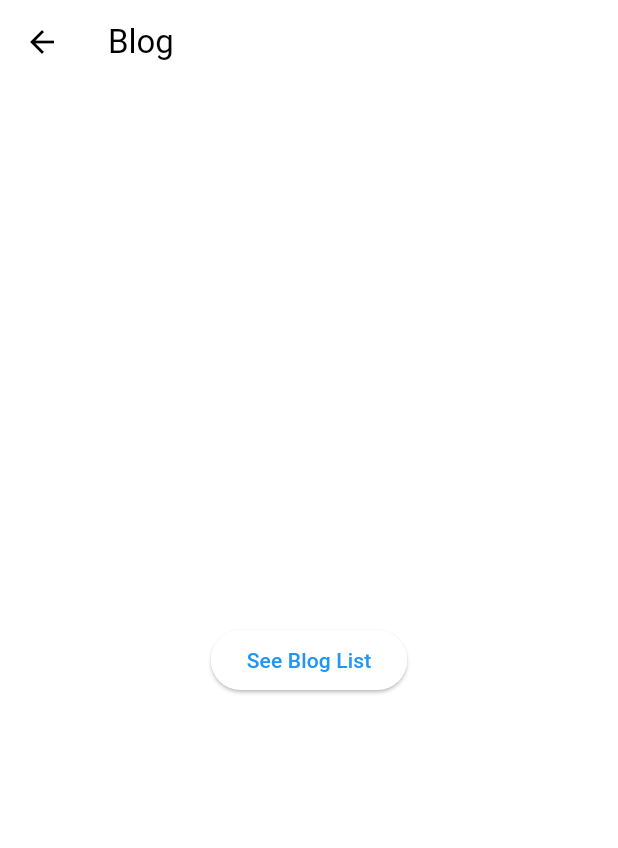
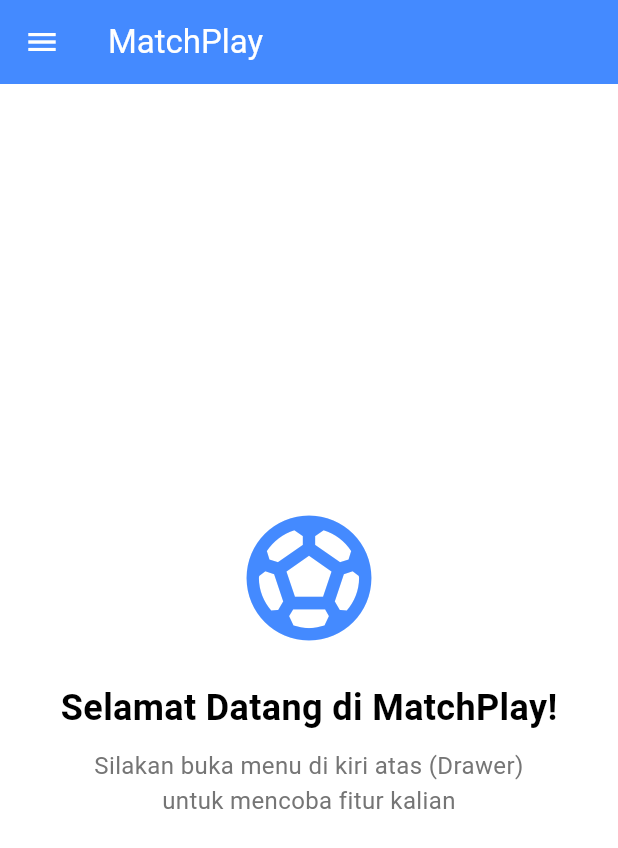
Before and after one commit to PBP-E07/matchplay_flutter, a Flutter app: the AdminDashboardScreen screen opened directly, tab 2 chosen, in the side drawer, after a tap on "Halaman Utama", on a phone screen of 412 x 824 dp. Shown: the top 848 px of the screen. Run offline on Flutter 3.47's test engine with Material 3 defaults, Android fonts, the light colour scheme and no system bars; missing offline and left inert: pbp_django_auth; network calls fail.

Commit message:
Add Home Page untuk memudahkan testing fitur

```diff
--- a/lib/features/dashboard/screens/fields/components/field_filter_dialog.dart
+++ b/lib/features/dashboard/screens/fields/components/field_filter_dialog.dart
@@ -69,7 +69,7 @@ class _FieldFilterDialogState extends State<FieldFilterDialog> {
             ),
             const SizedBox(height: 8),
             DropdownButtonFormField<String>(
-              value: _selectedCategory,
+              initialValue: _selectedCategory,
               decoration: const InputDecoration(
                 border: OutlineInputBorder(),
                 contentPadding: EdgeInsets.symmetric(
--- a/lib/features/dashboard/screens/fields/components/field_toolbar.dart
+++ b/lib/features/dashboard/screens/fields/components/field_toolbar.dart
@@ -29,7 +29,7 @@ class FieldToolbar extends StatelessWidget {
     int start = totalData == 0 ? 0 : ((currentPage - 1) * perPage) + 1;
     int end = min(currentPage * perPage, totalData);
 
-    return Container(
+    return SizedBox(
       width: double.infinity,
       child: Wrap(
         spacing: 16,
--- a/lib/features/dashboard/screens/fields/field_form_screen.dart
+++ b/lib/features/dashboard/screens/fields/field_form_screen.dart
@@ -63,6 +63,8 @@ class _FieldFormScreenState extends State<FieldFormScreen> {
         _availableFacilities = facilities;
       });
     } catch (e) {
+      if (!mounted) return;
+
       ScaffoldMessenger.of(
         context,
       ).showSnackBar(SnackBar(content: Text('Gagal memuat fasilitas: $e')));
--- a/lib/features/dashboard/screens/fields/field_management_screen.dart
+++ b/lib/features/dashboard/screens/fields/field_management_screen.dart
@@ -171,10 +171,11 @@ class _FieldManagementScreenState extends State<FieldManagementScreen> {
         _fetchFields(page: _currentPage);
       }
     } catch (e) {
-      if (mounted)
+      if (mounted) {
         ScaffoldMessenger.of(
           context,
         ).showSnackBar(SnackBar(content: Text('Error: $e')));
+      }
     }
   }
 
@@ -184,6 +185,25 @@ class _FieldManagementScreenState extends State<FieldManagementScreen> {
   Widget build(BuildContext context) {
     if (_isLoading && _fields.isEmpty) {
       return const Center(child: CircularProgressIndicator());
+    }
+
+    if (_errorMessage != null) {
+      return Center(
+        child: Column(
+          mainAxisAlignment: MainAxisAlignment.center,
+          children: [
+            Text(
+              "Error: $_errorMessage",
+              style: const TextStyle(color: Colors.red),
+            ),
+            const SizedBox(height: 16),
+            ElevatedButton(
+              onPressed: () => _fetchFields(page: 1),
+              child: const Text("Coba Lagi"),
+            ),
+          ],
+        ),
+      );
     }
 
     // Bungkus dengan RefreshIndicator agar user bisa tarik untuk refresh
--- a/lib/features/fields/services/field_service.dart
+++ b/lib/features/fields/services/field_service.dart
@@ -110,7 +110,7 @@ class FieldService {
       if (response.statusCode == 200) {
         return true;
       } else {
-        print('Gagal update: ${response.body}');
+        // print('Gagal update: ${response.body}');
         return false;
       }
     } catch (e) {
@@ -153,7 +153,7 @@ class FieldService {
       }
       return []; // Return kosong jika gagal parsing
     } catch (e) {
-      print("Error fetching facilities: $e");
+      // print("Error fetching facilities: $e");
       return [];
     }
   }
--- /dev/null
+++ b/lib/features/home/screens/home_page.dart
@@ -0,0 +1,42 @@
+import 'package:flutter/material.dart';
+import 'package:matchplay_flutter/widgets/left_drawer.dart';
+
+class HomePage extends StatelessWidget {
+  const HomePage({super.key});
+
+  @override
+  Widget build(BuildContext context) {
+    return Scaffold(
+      appBar: AppBar(
+        title: const Text('MatchPlay'),
+        backgroundColor: Colors.blueAccent,
+        foregroundColor: Colors.white,
+      ),
+      drawer: const LeftDrawer(),
+
+      body: Center(
+        child: Column(
+          mainAxisAlignment: MainAxisAlignment.center,
+          children: [
+            const Icon(
+              Icons.sports_soccer,
+              size: 100,
+              color: Colors.blueAccent,
+            ),
+            const SizedBox(height: 20),
+            const Text(
+              'Selamat Datang di MatchPlay!',
+              style: TextStyle(fontSize: 24, fontWeight: FontWeight.bold),
+            ),
+            const SizedBox(height: 10),
+            Text(
+              'Silakan buka menu di kiri atas (Drawer)\nuntuk mencoba fitur kalian',
+              textAlign: TextAlign.center,
+              style: TextStyle(color: Colors.grey[600], fontSize: 16),
+            ),
+          ],
+        ),
+      ),
+    );
+  }
+}
--- a/lib/main.dart
+++ b/lib/main.dart
@@ -19,7 +19,7 @@ class MyApp extends StatelessWidget {
         return request;
       },
       child: MaterialApp(
-        title: 'Football news',
+        title: 'Matchplay',
         theme: ThemeData(
           // This is the theme of your application.
           //
--- a/lib/widgets/left_drawer.dart
+++ b/lib/widgets/left_drawer.dart
@@ -1,5 +1,6 @@
 import 'package:flutter/material.dart';
-import 'package:matchplay_flutter/features/blog/screens/menu.dart';
+import '../features/home/screens/home_page.dart';
+import '../features/blog/screens/blog_entry_list.dart';
 import 'package:matchplay_flutter/features/dashboard/screens/admin_dashboard_screen.dart';
 import 'package:matchplay_flutter/features/equipment/screens/equipment_list.dart';
 
@@ -45,7 +46,7 @@ class LeftDrawer extends StatelessWidget {
             onTap: () {
               Navigator.pushReplacement(
                 context,
-                MaterialPageRoute(builder: (context) => const MyHomePage()),
+                MaterialPageRoute(builder: (context) => const HomePage()),
               );
             },
           ),
@@ -64,7 +65,7 @@ class LeftDrawer extends StatelessWidget {
             },
           ),
 
-          // Daftar Equipment
+          // Equipment
           ListTile(
             leading: const Icon(Icons.sports_tennis),
             title: const Text('Daftar Equipment'),
@@ -75,6 +76,20 @@ class LeftDrawer extends StatelessWidget {
               );
             },
           ),
+
+          // Blog
+          ListTile(
+            leading: const Icon(Icons.article),
+            title: const Text('Blog'),
+            onTap: () {
+              Navigator.pushReplacement(
+                context,
+                MaterialPageRoute(
+                  builder: (context) => const BlogEntryListPage(),
+                ),
+              );
+            },
+          ),
         ],
       ),
     );
```
Also changed, not shown: lib/features/authentication/screens/login.dart (+20 -20 lines), lib/features/blog/screens/blog_entry_list.dart (+35 -15 lines).
